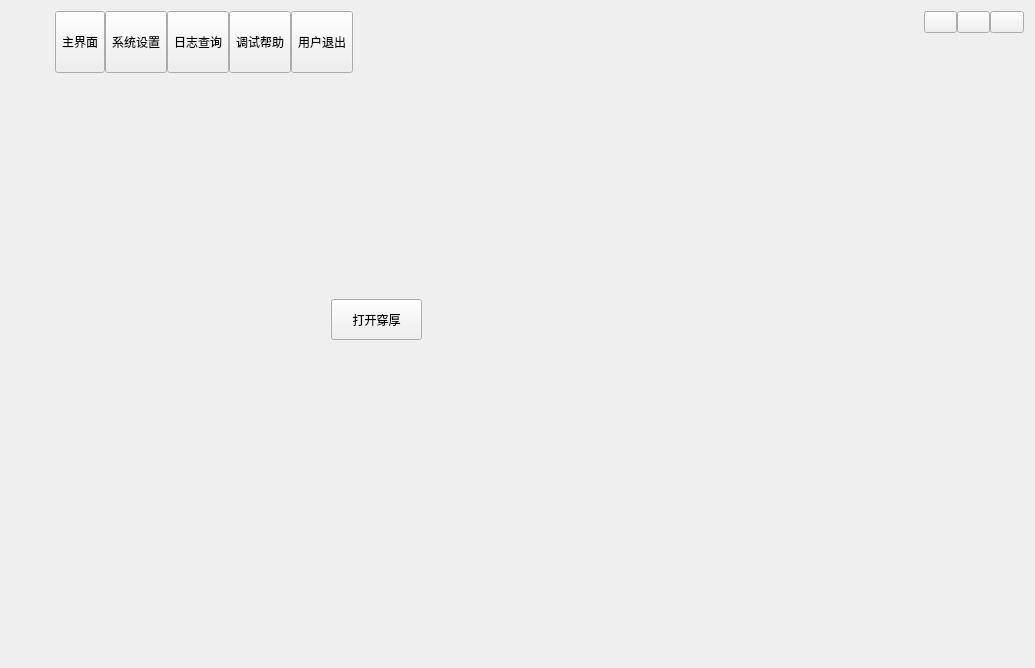
Above: form/frmmain.ui from yunke120/III-Master before the change. Below: the same form after it.
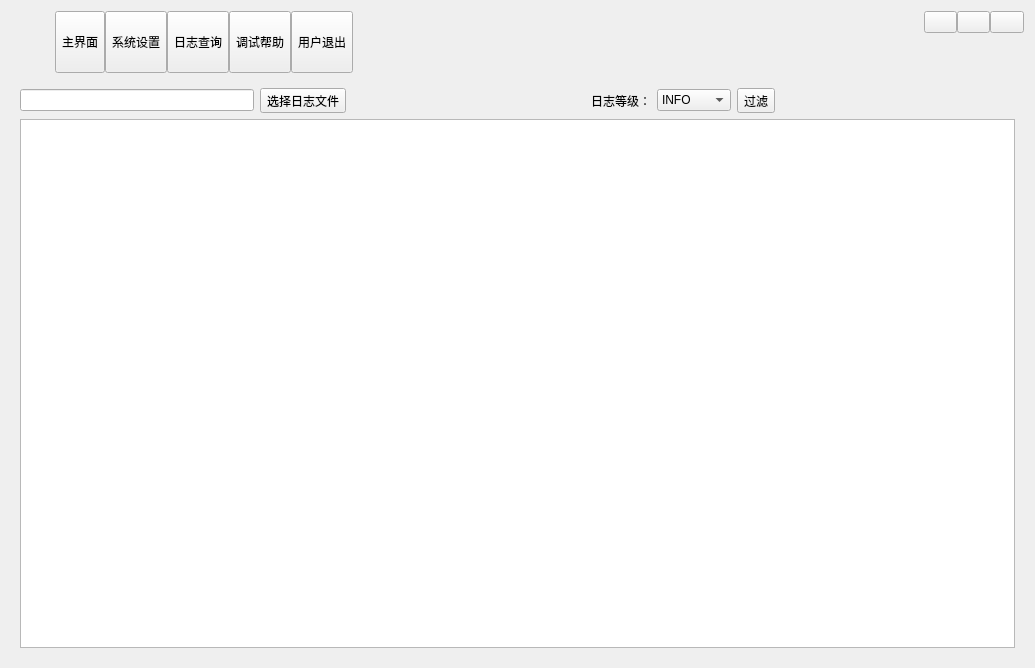
That is the form after the change. The open tabs and pages were chosen to show the change. Icons and pictures are not drawn. Custom widgets are drawn as their Qt base class.

```diff
--- a/form/frmmain.ui
+++ b/form/frmmain.ui
@@ -1348,25 +1348,88 @@
       </layout>
      </widget>
      <widget class="QWidget" name="page3">
-      <widget class="QToolButton" name="toolButton">
-       <property name="geometry">
-        <rect>
-         <x>320</x>
-         <y>220</y>
-         <width>91</width>
-         <height>41</height>
-        </rect>
-       </property>
-       <property name="styleSheet">
-        <string notr="true">qproperty-icon:url(:/image/main_config.png)</string>
-       </property>
-       <property name="text">
-        <string>打开穿厚</string>
-       </property>
-       <property name="toolButtonStyle">
-        <enum>Qt::ToolButtonTextBesideIcon</enum>
-       </property>
-      </widget>
+      <layout class="QGridLayout" name="gridLayout_10">
+       <item row="0" column="0">
+        <widget class="QLineEdit" name="leLogFile"/>
+       </item>
+       <item row="0" column="1">
+        <widget class="QToolButton" name="tbSelectLogFile">
+         <property name="text">
+          <string>选择日志文件</string>
+         </property>
+        </widget>
+       </item>
+       <item row="0" column="2">
+        <spacer name="horizontalSpacer_17">
+         <property name="orientation">
+          <enum>Qt::Horizontal</enum>
+         </property>
+         <property name="sizeHint" stdset="0">
+          <size>
+           <width>223</width>
+           <height>20</height>
+          </size>
+         </property>
+        </spacer>
+       </item>
+       <item row="0" column="3">
+        <widget class="QLabel" name="label_14">
+         <property name="text">
+          <string>日志等级：</string>
+         </property>
+        </widget>
+       </item>
+       <item row="0" column="4">
+        <widget class="QComboBox" name="cbLogLevel">
+         <item>
+          <property name="text">
+           <string>INFO</string>
+          </property>
+         </item>
+         <item>
+          <property name="text">
+           <string>WARN</string>
+          </property>
+         </item>
+         <item>
+          <property name="text">
+           <string>ERROR</string>
+          </property>
+         </item>
+        </widget>
+       </item>
+       <item row="0" column="5">
+        <widget class="QToolButton" name="tbFilter">
+         <property name="styleSheet">
+          <string notr="true">qproperty-icon:url(:/image/filter.png);
+qproperty-iconSize:20px 20px;
+</string>
+         </property>
+         <property name="text">
+          <string>过滤</string>
+         </property>
+         <property name="toolButtonStyle">
+          <enum>Qt::ToolButtonTextBesideIcon</enum>
+         </property>
+        </widget>
+       </item>
+       <item row="0" column="6">
+        <spacer name="horizontalSpacer_18">
+         <property name="orientation">
+          <enum>Qt::Horizontal</enum>
+         </property>
+         <property name="sizeHint" stdset="0">
+          <size>
+           <width>223</width>
+           <height>20</height>
+          </size>
+         </property>
+        </spacer>
+       </item>
+       <item row="1" column="0" colspan="7">
+        <widget class="QTableWidget" name="logTableWidget"/>
+       </item>
+      </layout>
      </widget>
      <widget class="QWidget" name="page4">
       <layout class="QVBoxLayout" name="verticalLayout_4">
```
Left out of the diff: 2 changed lines with no effect on the pictures.
